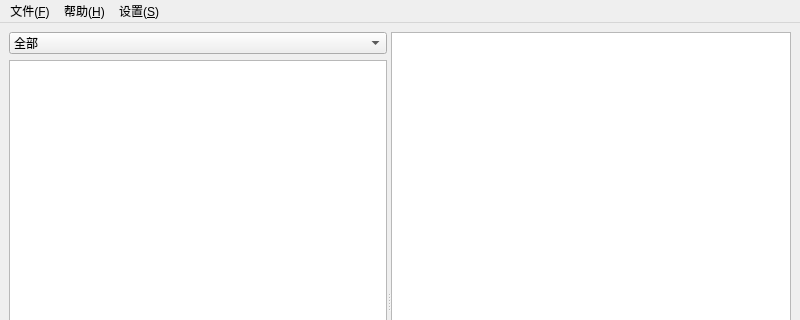
Qt form mainwindow.ui (2094780632/MusicSheetsManager) before a commit; both pictures show x 0 to 800 and y 0 to 320 of the 800 by 600 pixel window.
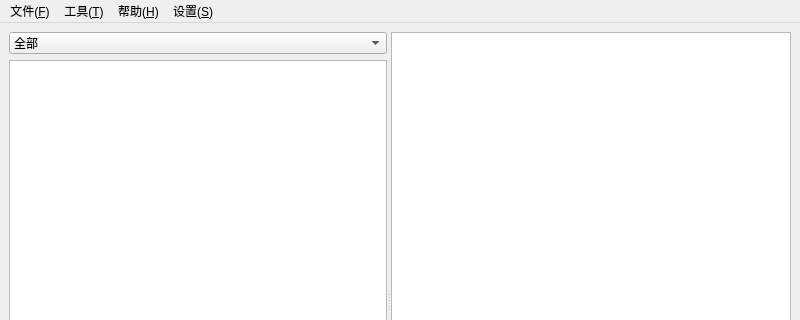
The same form after that commit. Icons and pictures are not drawn.

Diff of the .ui file:
```diff
--- a/mainwindow.ui
+++ b/mainwindow.ui
@@ -140,7 +140,16 @@
     <addaction name="action_R"/>
     <addaction name="action_deldata"/>
    </widget>
+   <widget class="QMenu" name="menu_T">
+    <property name="title">
+     <string>工具(&amp;T)</string>
+    </property>
+    <addaction name="action_B"/>
+    <addaction name="action"/>
+    <addaction name="action_2"/>
+   </widget>
    <addaction name="menu_f"/>
+   <addaction name="menu_T"/>
    <addaction name="menu_H"/>
    <addaction name="menu_S"/>
   </widget>
```
Left out of the diff: 24 changed lines with no effect on the pictures.
